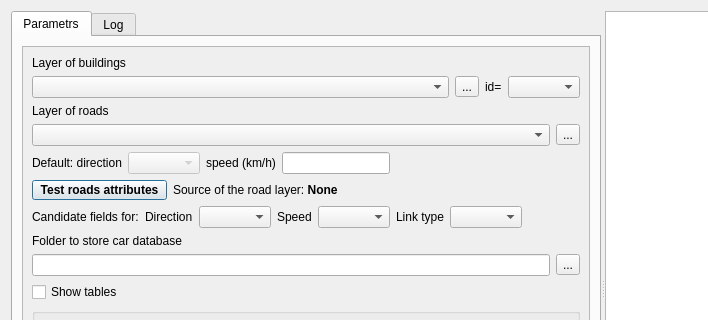
ishusterman/tau_net_calc, file UI/pkl_car.ui: the form before one commit; both pictures show x 0 to 708 and y 0 to 320 of the 903 by 624 pixel window.
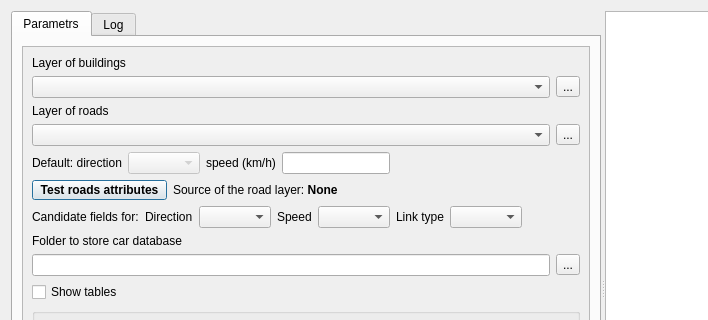
The form after the commit. Custom widgets are drawn as their Qt base class.

Diff of the .ui file:
```diff
--- a/UI/pkl_car.ui
+++ b/UI/pkl_car.ui
@@ -84,7 +84,7 @@
              <x>0</x>
              <y>0</y>
              <width>576</width>
-             <height>620</height>
+             <height>628</height>
             </rect>
            </property>
            <property name="sizePolicy">
@@ -109,20 +109,7 @@
               <item row="3" column="0" colspan="2">
                <layout class="QHBoxLayout" name="horizontalLayout_4">
                 <item>
-                 <widget class="QComboBox" name="cmbLayers_buildings">
-                  <property name="sizePolicy">
-                   <sizepolicy hsizetype="Expanding" vsizetype="Maximum">
-                    <horstretch>0</horstretch>
-                    <verstretch>0</verstretch>
-                   </sizepolicy>
-                  </property>
-                  <property name="baseSize">
-                   <size>
-                    <width>16</width>
-                    <height>0</height>
-                   </size>
-                  </property>
-                 </widget>
+                 <widget class="QgsMapLayerComboBox" name="cmbLayers_buildings"/>
                 </item>
                 <item>
                  <widget class="QToolButton" name="toolButtonBuildings">
@@ -131,23 +118,6 @@
                   </property>
                  </widget>
                 </item>
-                <item>
-                 <widget class="QLabel" name="label_8">
-                  <property name="text">
-                   <string>id=</string>
-                  </property>
-                 </widget>
-                </item>
-                <item>
-                 <widget class="QComboBox" name="cmbLayers_buildings_fields">
-                  <property name="sizePolicy">
-                   <sizepolicy hsizetype="Fixed" vsizetype="Minimum">
-                    <horstretch>0</horstretch>
-                    <verstretch>0</verstretch>
-                   </sizepolicy>
-                  </property>
-                 </widget>
-                </item>
                </layout>
               </item>
               <item row="4" column="0">
@@ -580,6 +550,13 @@
    </item>
   </layout>
  </widget>
+ <customwidgets>
+  <customwidget>
+   <class>QgsMapLayerComboBox</class>
+   <extends>QComboBox</extends>
+   <header>qgsmaplayercombobox.h</header>
+  </customwidget>
+ </customwidgets>
  <tabstops>
   <tabstop>tabWidget</tabstop>
   <tabstop>textInfo</tabstop>
```
Left out of the diff: 5 changed lines with no effect on the pictures.
